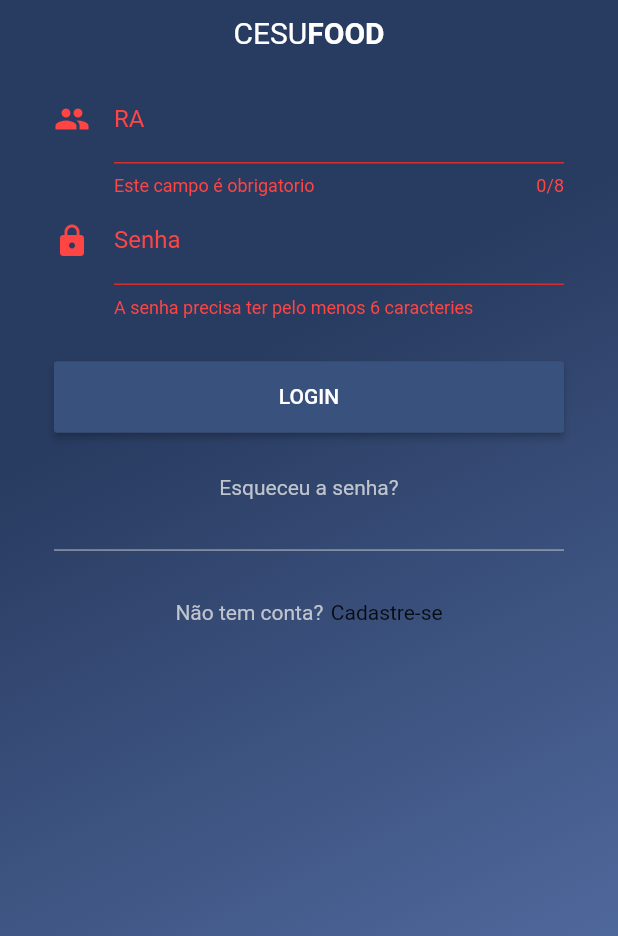
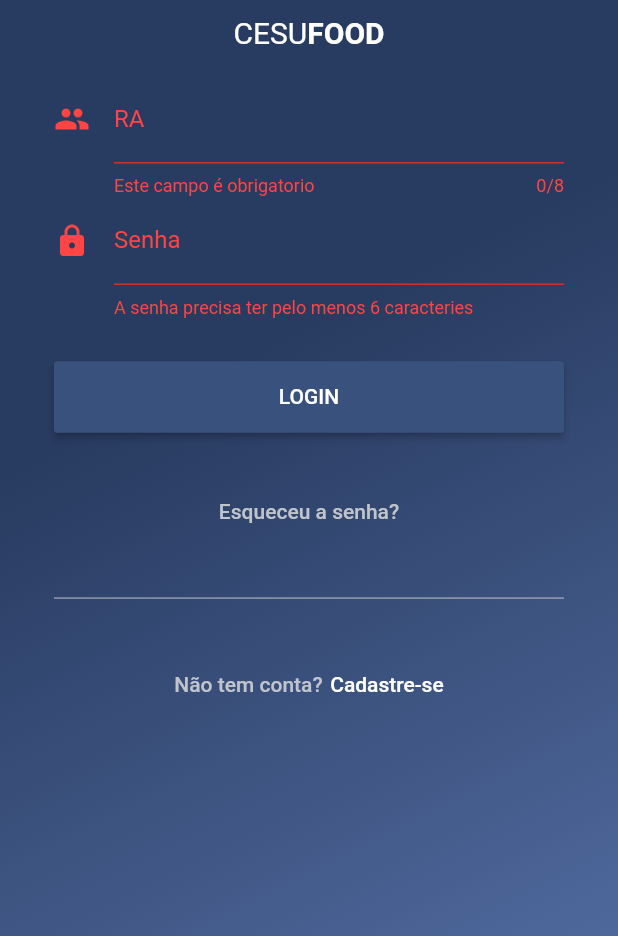
Before and after one commit to louis-kevin/CesufoodApp, a Flutter app: the screen it shows after launch, after a tap on "LOGIN", on a phone screen of 412 x 824 dp, the part 300-1236 px from its top. Run offline on Flutter 3.47's test engine with Material 2 defaults, Android fonts, the phone set to English and light mode, and no system bars; our stand-ins replace flutter_masked_text; network calls fail.

Commit message:
flat button on text

```diff
--- a/lib/auth_page.dart
+++ b/lib/auth_page.dart
@@ -1,8 +1,6 @@
-import 'dart:math';
-
-import 'package:cesufood_app/components/cadsatro_form.dart';
-import 'package:cesufood_app/components/esqueci_senha_form.dart';
-import 'package:cesufood_app/components/login_form.dart';
+import 'package:cesufood_app/components/form/auth/cadasatro_form.dart';
+import 'package:cesufood_app/components/form/auth/esqueci_senha_form.dart';
+import 'package:cesufood_app/components/form/auth/login_form.dart';
 import 'package:cesufood_app/components/logo_widget.dart';
 import 'package:flutter/material.dart';
 import 'package:flutter/widgets.dart';
@@ -32,7 +30,7 @@ class _AuthPageState extends State<AuthPage> with TickerProviderStateMixin {
 
     _animationLoginController = new AnimationController(
       vsync: this,
-      duration: const Duration(milliseconds: 300),
+      duration: const Duration(milliseconds: 200),
     );
 
     animationFormLogin = new Tween(
@@ -49,7 +47,7 @@ class _AuthPageState extends State<AuthPage> with TickerProviderStateMixin {
 
     _animationCadastroController = new AnimationController(
       vsync: this,
-      duration: const Duration(milliseconds: 300),
+      duration: const Duration(milliseconds: 200),
     );
 
     animationFormCadastro = new Tween(
@@ -63,7 +61,7 @@ class _AuthPageState extends State<AuthPage> with TickerProviderStateMixin {
 
     _animationEsqueciSenhaController = new AnimationController(
       vsync: this,
-      duration: const Duration(milliseconds: 300),
+      duration: const Duration(milliseconds: 200),
     );
 
     animationFormEsqueciSenha = new Tween(
--- a/lib/components/form/auth/ButtonSubmitAuth.dart
+++ b/lib/components/form/auth/ButtonSubmitAuth.dart
@@ -25,7 +25,6 @@ class _ButtomSubmitAuthState extends State<ButtomSubmitAuth> {
         child:new Text(
           widget.text,
         ),
-
       ),
     );
   }
--- a/lib/components/cadsatro_form.dart
+++ b/lib/components/form/auth/cadasatro_form.dart
@@ -69,12 +69,13 @@ class _CadastroFormState extends State<CadastroForm> {
             ),
           ),
           new Padding(
-            padding: const EdgeInsets.symmetric(horizontal: 66.0),
-            child: new Material(
+            padding: const EdgeInsets.symmetric(horizontal: 30.0),
+            child: new FlatButton(
               color: Colors.transparent,
-              child: new InkWell(
-                onTap: () =>  widget.onChangePage(PAGE_LOGIN),
-                borderRadius: new BorderRadius.circular(10.0),
+              highlightColor: Colors.transparent,
+              splashColor: Colors.grey.withOpacity(0.1),
+              textColor: Color(0xFFC0C4CC),
+              onPressed: () => widget.onChangePage(PAGE_LOGIN),
               child: new Row(
                 mainAxisAlignment: MainAxisAlignment.center,
                 children: <Widget>[
@@ -82,12 +83,12 @@ class _CadastroFormState extends State<CadastroForm> {
                     padding: const EdgeInsets.only(right: 5.0),
                     child: new Text(
                       'Já possui conta?',
-                        style: new TextStyle(color: Color(0xFFC0C4CC)),
                     ),
                   ),
-                    new Text('Entrar')
+                  new Text('Entrar',
+                    style: new TextStyle(color: Colors.white),
+                  ),
                 ],
-                ),
               ),
             ),
           ),
--- /dev/null
+++ b/lib/components/form/auth/esqueci_senha_form.dart
@@ -0,0 +1,87 @@
+import 'package:cesufood_app/components/form/auth/ButtonSubmitAuth.dart';
+import 'package:cesufood_app/components/form/auth/EmailFormField.dart';
+import 'package:cesufood_app/components/form/auth/RaFormField.dart';
+import 'package:cesufood_app/components/form/auth/SenhaFormField.dart';
+import 'package:flutter/material.dart';
+import 'package:flutter/widgets.dart';
+import 'package:flutter_masked_text/flutter_masked_text.dart';
+
+const PAGE_LOGIN = 1;
+const PAGE_ESQUECI_SENHA = 3;
+
+class EsqueciSenhaForm extends StatefulWidget {
+  final Function onChangePage;
+
+  const EsqueciSenhaForm({Key key, this.onChangePage}) : super(key: key);
+  @override
+  _EsqueciSenhaFormState createState() => new _EsqueciSenhaFormState();
+}
+
+class _EsqueciSenhaFormState extends State<EsqueciSenhaForm> {
+  final GlobalKey<FormState> _formKey = new GlobalKey<FormState>();
+  final TextEditingController inputEmailController = new MaskedTextController(mask: '00000000');
+
+  @override
+  void dispose() {
+    // Clean up the controller when the Widget is disposed
+    inputEmailController.dispose();
+    super.dispose();
+  }
+
+  @override
+  Widget build(BuildContext context) {
+    return new Form(
+      key: _formKey,
+      child: new Column(
+        children: <Widget>[
+          new EmailFormField(
+            color: 0xFFC0C4CC,
+            controller: inputEmailController,
+          ),
+          new ButtomSubmitAuth(
+            text: 'ENVIAR',
+            onTap: () {
+              if (_formKey.currentState.validate()) {
+                // TODO Enviar Request
+                Scaffold.of(context).showSnackBar(
+                    new SnackBar(content: new Text(inputEmailController.text)));
+              }
+              setState(() {});
+            },
+          ),
+          new Padding(
+            padding: const EdgeInsets.symmetric(vertical: 28.5),
+            child: new Divider(
+              height: 10.0,
+              color: Color(0xFFC0C4CC),
+            ),
+          ),
+          new Padding(
+            padding: const EdgeInsets.symmetric(horizontal: 30.0),
+            child: new FlatButton(
+              color: Colors.transparent,
+              highlightColor: Colors.transparent,
+              splashColor: Colors.grey.withOpacity(0.1),
+              textColor: Color(0xFFC0C4CC),
+              onPressed: () => widget.onChangePage(PAGE_LOGIN),
+              child: new Row(
+                mainAxisAlignment: MainAxisAlignment.center,
+                children: <Widget>[
+                  new Padding(
+                    padding: const EdgeInsets.only(right: 5.0),
+                    child: new Text(
+                      'Já possui a senha?',
+                    ),
+                  ),
+                  new Text('Entrar',
+                    style: new TextStyle(color: Colors.white),
+                  ),
+                ],
+              ),
+            ),
+          ),
+        ],
+      ), // We'll build this out in the next steps!
+    );
+  }
+}
--- a/lib/components/esqueci_senha_form.dart
+++ b/lib/components/form/auth/login_form.dart
@@ -1,30 +1,34 @@
 import 'package:cesufood_app/components/form/auth/ButtonSubmitAuth.dart';
-import 'package:cesufood_app/components/form/auth/EmailFormField.dart';
 import 'package:cesufood_app/components/form/auth/RaFormField.dart';
 import 'package:cesufood_app/components/form/auth/SenhaFormField.dart';
 import 'package:flutter/material.dart';
 import 'package:flutter/widgets.dart';
 import 'package:flutter_masked_text/flutter_masked_text.dart';
 
-const PAGE_LOGIN = 1;
+const PAGE_CADASTRO = 2;
 const PAGE_ESQUECI_SENHA = 3;
 
-class EsqueciSenhaForm extends StatefulWidget {
+class LoginForm extends StatefulWidget {
   final Function onChangePage;
 
-  const EsqueciSenhaForm({Key key, this.onChangePage}) : super(key: key);
+  const LoginForm({Key key, this.onChangePage}) : super(key: key);
+
   @override
-  _EsqueciSenhaFormState createState() => new _EsqueciSenhaFormState();
+  _LoginFormState createState() => new _LoginFormState();
 }
 
-class _EsqueciSenhaFormState extends State<EsqueciSenhaForm> {
+class _LoginFormState extends State<LoginForm> {
   final GlobalKey<FormState> _formKey = new GlobalKey<FormState>();
-  final TextEditingController inputEmailController = new MaskedTextController(mask: '00000000');
+  final TextEditingController inputRAController =
+  new MaskedTextController(mask: '00000000');
+  final TextEditingController inputSenhaController =
+  new TextEditingController();
 
   @override
   void dispose() {
     // Clean up the controller when the Widget is disposed
-    inputEmailController.dispose();
+    inputRAController.dispose();
+    inputSenhaController.dispose();
     super.dispose();
   }
 
@@ -34,20 +38,32 @@ class _EsqueciSenhaFormState extends State<EsqueciSenhaForm> {
       key: _formKey,
       child: new Column(
         children: <Widget>[
-          new EmailFormField(
+          new RaFormField(
             color: 0xFFC0C4CC,
-            controller: inputEmailController,
+            controller: inputRAController,
           ),
+          new SenhaFormField(
+              color: 0xFFC0C4CC, controller: inputSenhaController),
           new ButtomSubmitAuth(
-            text: 'ENVIAR',
+            text: 'LOGIN',
             onTap: () {
               if (_formKey.currentState.validate()) {
                 // TODO Enviar Request
                 Scaffold.of(context).showSnackBar(
-                    new SnackBar(content: new Text(inputEmailController.text)));
+                    new SnackBar(content: new Text(inputRAController.text)));
               }
               setState(() {});
             },
+          ),
+          new FlatButton(
+            color: Colors.transparent,
+            highlightColor: Colors.transparent,
+            splashColor: Colors.grey.withOpacity(0.1),
+            textColor: Color(0xFFC0C4CC),
+            onPressed: () => widget.onChangePage(PAGE_ESQUECI_SENHA),
+            child: new Text(
+              'Esqueceu a senha?',
+            ),
           ),
           new Padding(
             padding: const EdgeInsets.symmetric(vertical: 28.5),
@@ -57,26 +73,27 @@ class _EsqueciSenhaFormState extends State<EsqueciSenhaForm> {
             ),
           ),
           new Padding(
-            padding: const EdgeInsets.symmetric(horizontal: 66.0),
-            child: new Material(
-              color: Colors.transparent,
-              child: new InkWell(
-                onTap: () =>  widget.onChangePage(PAGE_LOGIN),
-                borderRadius: new BorderRadius.circular(10.0),
+            padding: const EdgeInsets.symmetric(horizontal: 30.0),
+            child: new FlatButton(
+                color: Colors.transparent,
+                highlightColor: Colors.transparent,
+                splashColor: Colors.grey.withOpacity(0.1),
+                textColor: Color(0xFFC0C4CC),
+                onPressed: () => widget.onChangePage(PAGE_CADASTRO),
                 child: new Row(
                   mainAxisAlignment: MainAxisAlignment.center,
                   children: <Widget>[
                     new Padding(
                       padding: const EdgeInsets.only(right: 5.0),
                       child: new Text(
-                        'Já possui a senha?',
-                        style: new TextStyle(color: Color(0xFFC0C4CC)),
+                        'Não tem conta?',
                       ),
                     ),
-                    new Text('Entrar')
+                    new Text('Cadastre-se',
+                      style: new TextStyle(color: Colors.white),
+                    ),
                   ],
                 ),
-              ),
             ),
           ),
         ],
--- a/lib/components/login_form.dart
+++ /dev/null
@@ -1,102 +0,0 @@
-import 'package:cesufood_app/components/form/auth/ButtonSubmitAuth.dart';
-import 'package:cesufood_app/components/form/auth/RaFormField.dart';
-import 'package:cesufood_app/components/form/auth/SenhaFormField.dart';
-import 'package:flutter/material.dart';
-import 'package:flutter/widgets.dart';
-import 'package:flutter_masked_text/flutter_masked_text.dart';
-
-const PAGE_CADASTRO = 2;
-const PAGE_ESQUECI_SENHA = 3;
-
-class LoginForm extends StatefulWidget {
-  final Function onChangePage;
-
-  const LoginForm({Key key, this.onChangePage}) : super(key: key);
-  @override
-  _LoginFormState createState() => new _LoginFormState();
-}
-
-class _LoginFormState extends State<LoginForm> {
-  final GlobalKey<FormState> _formKey = new GlobalKey<FormState>();
-  final TextEditingController inputRAController = new MaskedTextController(mask: '00000000');
-  final TextEditingController inputSenhaController = new TextEditingController();
-
-  @override
-  void dispose() {
-    // Clean up the controller when the Widget is disposed
-    inputRAController.dispose();
-    inputSenhaController.dispose();
-    super.dispose();
-  }
-
-  @override
-  Widget build(BuildContext context) {
-    return new Form(
-      key: _formKey,
-      child: new Column(
-        children: <Widget>[
-          new RaFormField(
-            color: 0xFFC0C4CC,
-            controller: inputRAController,
-          ),
-          new SenhaFormField(
-            color: 0xFFC0C4CC,
-            controller: inputSenhaController
-          ),
-          new ButtomSubmitAuth(
-            text: 'LOGIN',
-            onTap: () {
-              if (_formKey.currentState.validate()) {
-                // TODO Enviar Request
-                Scaffold.of(context).showSnackBar(
-                    new SnackBar(content: new Text(inputRAController.text)));
-              }
-              setState(() {});
-            },
-          ),
-          new Material(
-            color: Colors.transparent,
-            child: new InkWell(
-              onTap: () => widget.onChangePage(PAGE_ESQUECI_SENHA),
-              borderRadius: new BorderRadius.circular(10.0),
-              child: new Text(
-                'Esqueceu a senha?',
-                style: new TextStyle(color: Color(0xFFC0C4CC)),
-              ),
-            ),
-          ),
-          new Padding(
-            padding: const EdgeInsets.symmetric(vertical: 28.5),
-            child: new Divider(
-              height: 10.0,
-              color: Color(0xFFC0C4CC),
-            ),
-          ),
-          new Padding(
-            padding: const EdgeInsets.symmetric(horizontal: 66.0),
-            child: new Material(
-              color: Colors.transparent,
-              child: new InkWell(
-                onTap: () => widget.onChangePage(PAGE_CADASTRO),
-                borderRadius: new BorderRadius.circular(10.0),
-                child: new Row(
-                  mainAxisAlignment: MainAxisAlignment.center,
-                  children: <Widget>[
-                    new Padding(
-                      padding: const EdgeInsets.only(right: 5.0),
-                      child: new Text(
-                        'Não tem conta?',
-                        style: new TextStyle(color: Color(0xFFC0C4CC)),
-                      ),
-                    ),
-                    new Text('Cadastre-se')
-                  ],
-                ),
-              ),
-            ),
-          ),
-        ],
-      ), // We'll build this out in the next steps!
-    );
-  }
-}
```
Lines whose indentation alone changed are shown as unchanged.
